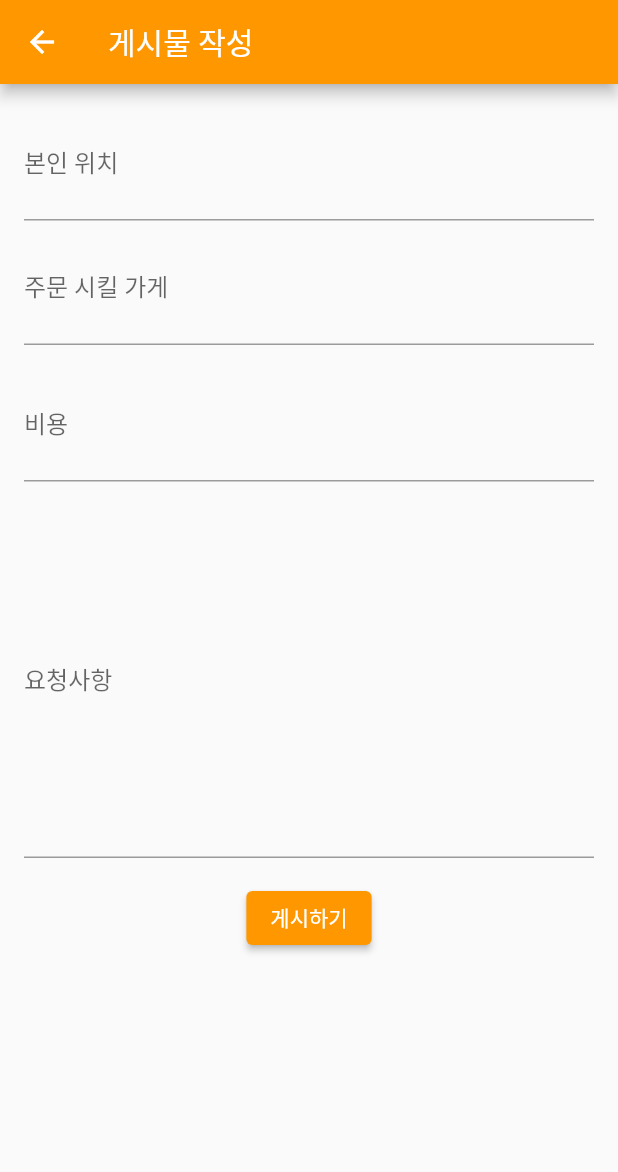
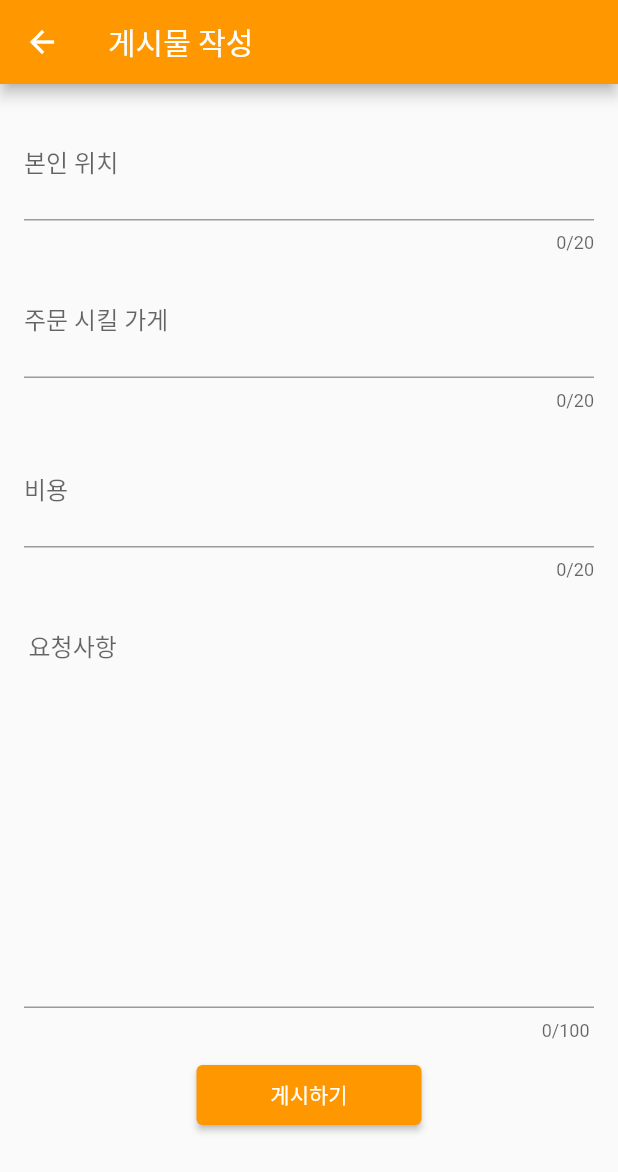
Before and after one commit to dlwlwns52/OnTheWay, a Flutter app: the NewPostScreen screen opened directly, on a phone screen of 412 x 824 dp. Shown: the top 1172 px of the screen. Run offline on Flutter 3.47's test engine with Material 2 defaults, Android fonts, the phone set to English and light mode, and no system bars; our stand-ins replace auto_size_text, cloud_firestore, firebase_auth, firebase_core, flutter_secure_storage; accounts and stored records are empty.

Commit message:
23/11/29,30 (수, 목)
1. '게시물 삭제' 후 스낵바로 알림

2. 게시물 작성란에 한 칸이라도 작성이 안 돼 있으면 게시물 작성 불가 조치 및 스낵바로 알림

3. 게시물 작성칸에 자동 줄바꿈 및 글자 수 제한

4. 요청사항 칸 센터가 아니라 좌측 상단 부터 입력하게 수정

5. 게시물 작성 칸에 소프트웨어 키보드 사용시 오버플로우 에러 해결

6. ‘요청사항’ 텍스트 필드  → ‘게시하기’ 버튼 엔터누르면 focus 이동

7. '게시하기' 버튼 크기 조절

```diff
--- a/lib/Board/WriteBoard.dart
+++ b/lib/Board/WriteBoard.dart
@@ -20,6 +20,14 @@ class _NewPostScreenState extends State<NewPostScreen> {
   final TextEditingController _storeController = TextEditingController(); // 주문 시킬 가게를 위한 컨트롤러입니다.
   final TextEditingController _costController = TextEditingController(); // 비용을 위한 컨트롤러 입니다.
   final TextEditingController _RequestController = TextEditingController(); // 요청사항을 위한 컨트롤러 입니다.
+  final FocusNode _buttonFocusNode = FocusNode();// 게시하기 버튼을 위한 FocusNode 추가
+
+
+  @override
+  void dispose(){
+    _buttonFocusNode.dispose();// FocusNode 정리 추가
+    super.dispose();
+  }
 
 // 사용자의 이메일을 가져오는 함수입니다.
   String? getUserEmail() {
@@ -29,9 +37,29 @@ class _NewPostScreenState extends State<NewPostScreen> {
 
   // 게시물을 업로드하는 함수입니다.
   Future<void> _uploadPost() async {
+
+    // 위치 필드가 비어있는지 확인
+    if(_locationController.text.isEmpty){
+      _showSnackBar("\'본인 위치\' 칸을 입력해주세요.");
+      return;
+    }
+
+    if (_storeController.text.isEmpty){
+      _showSnackBar("\'주문 시킬 가게\' 칸을 입력해주세요.");
+      return;
+    }
+
+    if (_costController.text.isEmpty){
+      _showSnackBar("\'비용\' 칸을 입력해주세요.");
+      return;
+    }
+
+    if (_RequestController.text.isEmpty){
+      _showSnackBar("\'요청 사항\' 칸을 입력해주세요.");
+      return;
+    }
+
     try {
-      // Firestore의 'posts' 컬렉션에 새 문서를 추가합니다.
-
       // 현재 로그인된 사용자의 이메일을 가져옵니다.
       String? email = getUserEmail();
 
@@ -51,9 +79,20 @@ class _NewPostScreenState extends State<NewPostScreen> {
     } catch (e) {
       // 오류 발생 시 사용자에게 알립니다.
       ScaffoldMessenger.of(context).showSnackBar(
-        SnackBar(content: Text('게시물 업로드에 실패했습니다.')), // 스낵바로 오류 메시지를 보여줍니다.
+        SnackBar(content: Text('게시물 업로드에 실패했습니다.'),
+        duration: Duration(seconds: 1),), // 스낵바로 오류 메시지를 보여줍니다.
       );
     }
+  }
+
+
+  //스낵바를 표시하는 함수
+  void _showSnackBar(String message){
+    ScaffoldMessenger.of(context).showSnackBar(
+      SnackBar(content: Text(message,textAlign: TextAlign.center,),
+      duration: Duration(seconds: 1),
+      ),
+    );
   }
 
 
@@ -67,7 +106,9 @@ class _NewPostScreenState extends State<NewPostScreen> {
         backgroundColor: Colors.orange,
       ),
 
-      body: Padding(
+        body: SafeArea( // SafeArea 추가
+          child: SingleChildScrollView( // SingleChildScrollView 추가
+            child: Padding(
               padding: EdgeInsets.all(16.0), // 전체 패딩을 설정합니다.
               child: Column(
 
@@ -81,6 +122,8 @@ class _NewPostScreenState extends State<NewPostScreen> {
                       contentPadding: EdgeInsets.symmetric(vertical: 20.0),
                     ),
                     textInputAction: TextInputAction.next, // 다음 필드로 이동할 수 있도록 설정
+                    maxLines: null, // 자동 줄바꿈을 활성화합니다.
+                    maxLength: 20, // 최대 글자 수를 제한합니다.
                   ),
 
                   SizedBox(height: 8.0), // 위젯 사이의 간격을 주기 위한 SizedBox입니다.
@@ -92,6 +135,8 @@ class _NewPostScreenState extends State<NewPostScreen> {
                       contentPadding: EdgeInsets.symmetric(vertical: 20.0),
                     ),
                     textInputAction: TextInputAction.next, // 다음 필드로 이동할 수 있도록 설정
+                    maxLines: null, // 자동 줄바꿈을 활성화합니다.
+                    maxLength: 20, // 최대 글자 수를 제한합니다.
                   ),
 
                   SizedBox(height: 16.0), // 위젯 사이의 간격을 주기 위한 SizedBox입니다.
@@ -104,31 +149,48 @@ class _NewPostScreenState extends State<NewPostScreen> {
                       contentPadding: EdgeInsets.symmetric(vertical: 20.0),
                     ),
                     textInputAction: TextInputAction.next, // 다음 필드로 이동할 수 있도록 설정
+                    maxLines: null, // 자동 줄바꿈을 활성화합니다.
+                    maxLength: 20, // 최대 글자 수를 제한합니다.
                   ),
 
                   SizedBox(height: 16.0,),
 
                   TextField(
-              controller: _RequestController, // 내용을 입력받기 위한 텍스트 필드입니다.
+                      controller: _RequestController, // 텍스트 필드의 입력값을 관리하는 컨트롤러입니다.
                       decoration: InputDecoration(
-                labelText: '요청사항', // 라벨을 '내용'으로 설정합니다.
-                contentPadding: EdgeInsets.symmetric(vertical: 100.0),
+                        labelText: '요청사항', // 텍스트 필드 위에 표시될 라벨 텍스트입니다.
+                        contentPadding: EdgeInsets.all(3), // 텍스트 필드 내부의 패딩 값을 설정합니다.
+                        alignLabelWithHint: true, // 라벨이 힌트 텍스트와 정렬되도록 설정합니다.
                       ),
-              textInputAction: TextInputAction.next, // 다음 필드로 이동할 수 있도록 설정
+                      keyboardType: TextInputType.multiline, // 키보드 유형을 다중 줄 입력으로 설정합니다.
+                      textInputAction: TextInputAction.done, // 키보드에 '완료' 버튼을 표시합니다.
+                    minLines: 13, // 최소 5줄의 높이를 가지는 텍스트 필드로 시작합니다.
+                    maxLines: null, // 입력에 따라 늘어나는 줄 수에 제한을 두지 않습니다.
+                    maxLength: 100, // 최대 글자 수를 100으로 제한합니다.
+
+                    onSubmitted: (value){
+                      FocusScope.of(context).requestFocus(_buttonFocusNode);
+                    }
                   ),
+
 
                   SizedBox(height: 16.0,),
 
-
-            ElevatedButton(
+                  SizedBox(
+                    width: 150,
+                    height: 40,
+                    child: ElevatedButton(
+                      focusNode: _buttonFocusNode,
                       style: ElevatedButton.styleFrom(
                         backgroundColor: Colors.orange,
-
                       ),
                       child: Text('게시하기'), // 버튼의 텍스트를 '게시하기'로 설정합니다.
                       onPressed: _uploadPost, // 버튼이 눌렸을 때 _uploadPost 함수를 실행합니다.
                     ),
+                  ),
                ],
+              ),
+            ),
          ),
        ),
     );
```
Also changed, not shown: lib/Board/PostManager.dart (+9 -3 lines). Lines whose indentation alone changed are shown as unchanged.
